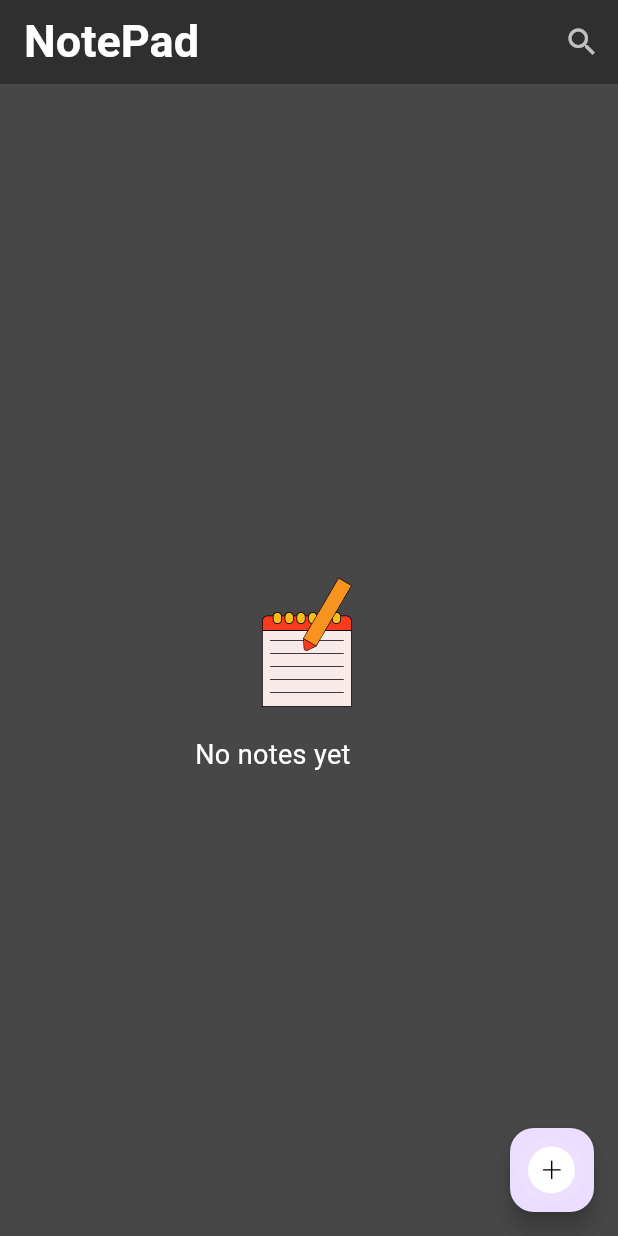
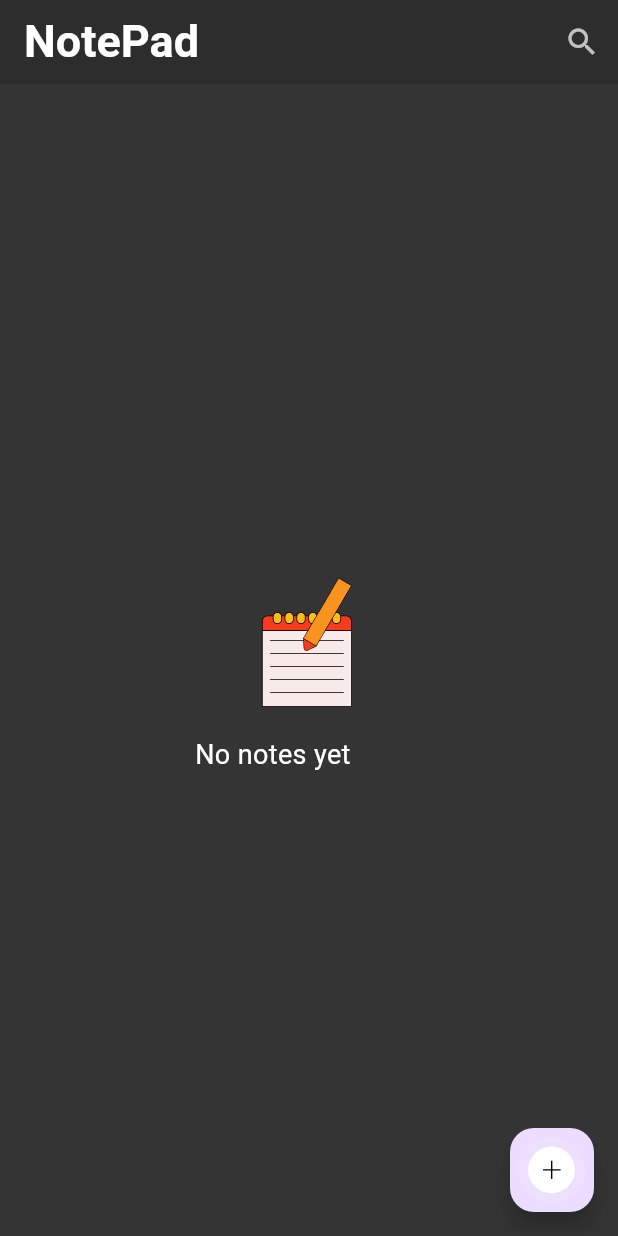
Before and after one commit to Desmond235/note_pad, a Flutter app: the screen it shows after launch, on a phone screen of 412 x 824 dp. Run offline on Flutter 3.47's test engine with Material 3 defaults, Android fonts, the phone set to English and light mode, and no system bars; our stand-ins replace lottie, sqflite; accounts and stored records are empty.

Commit message:
'modified

```diff
--- a/lib/database/note_database.dart
+++ b/lib/database/note_database.dart
@@ -34,7 +34,7 @@ class NoteDatabase {
           ${NoteFields.content} ${NoteFields.textType},
           ${NoteFields.isFavorite} ${NoteFields.intType},
           ${NoteFields.createdTime} ${NoteFields.textType},
-          ${NoteFields.isDeleted} ${NoteFields.intType},
+          ${NoteFields.isDeleted} ${NoteFields.intType}
         )
       ''');
   }
@@ -53,7 +53,7 @@ class NoteDatabase {
     final item = await db.query(
       NoteFields.tableName,
       columns: NoteFields.values,
-      where: '${NoteFields.id} = ? AND ${NoteFields.isDeleted} = 0',
+      where: '${NoteFields.id} = ?',
       whereArgs: [id],
     );
     if (item.isNotEmpty) {
@@ -78,6 +78,7 @@ class NoteDatabase {
     final items = await db.query(
       NoteFields.tableName,
       orderBy: orderBy,
+      where: '${NoteFields.isDeleted} = 0 '
     );
 
     return items.map((json) => NoteModel.fromJson(json)).toList();
--- a/lib/main.dart
+++ b/lib/main.dart
@@ -16,9 +16,9 @@ class MyApp extends StatelessWidget {
       debugShowCheckedModeBanner: false,
       theme: ThemeData(
         appBarTheme: const AppBarTheme(
-          backgroundColor: Color.fromARGB(221, 43, 43, 43),
+          backgroundColor: Color.fromARGB(188, 43, 43, 43),
         ),
-        scaffoldBackgroundColor: const Color.fromARGB(221, 43, 43, 43),
+        scaffoldBackgroundColor: const Color.fromARGB(244, 43, 43, 43),
         colorScheme: ColorScheme.fromSeed(seedColor: Colors.deepPurple),
         useMaterial3: true,
       ),
--- a/lib/model/note_model.dart
+++ b/lib/model/note_model.dart
@@ -3,19 +3,19 @@ import 'package:note_app/constants/note_fields.dart';
 class NoteModel {
   int? id;
   final int? number;
-  final String? title;
-  final String? content;
-  final bool? isFavorite;
+  final String title;
+  final String content;
+  final bool isFavorite;
   final DateTime? createdTime;
-  final bool? isDeleted;
+  final bool isDeleted;
   NoteModel({
     this.id,
     this.number,
-    this.title,
-    this.content,
-    this.isFavorite,
+    this.title = '',
+    this.content = '',
+    this.isFavorite = false,
     this.createdTime,
-    this.isDeleted,
+    this.isDeleted = false,
   });
 
   factory NoteModel.fromJson(Map<String, dynamic> json) => NoteModel(
@@ -27,7 +27,7 @@ class NoteModel {
         createdTime: DateTime.tryParse(
           json[NoteFields.createdTime] as String,
         ),
-        isDeleted: json[NoteFields.isDeleted] ==1,
+        isDeleted: json[NoteFields.isDeleted] == 0,
       );
 
   Map<String, dynamic> toJson() => {
@@ -35,9 +35,9 @@ class NoteModel {
         NoteFields.number: number,
         NoteFields.title: title,
         NoteFields.content: content,
-        NoteFields.isFavorite: isFavorite! ? 1 : 0,
+        NoteFields.isFavorite: isFavorite ? 1 : 0,
         NoteFields.createdTime: createdTime?.toIso8601String(),
-        NoteFields.isDeleted: isDeleted?? false ? 1 : 0
+        NoteFields.isDeleted: isDeleted ? 1 : 0
       };
 
   NoteModel copy({
--- a/lib/screen/search_screen.dart
+++ b/lib/screen/search_screen.dart
@@ -57,14 +57,14 @@ class _SearchScreenState extends State<SearchScreen> {
                   crossAxisAlignment: CrossAxisAlignment.start,
                   children: [
                     Text(
-                      note.title!,
+                      note.title,
                       style: Theme.of(context).textTheme.bodyLarge!.copyWith(
                             color: Colors.black,
                             fontWeight: FontWeight.bold,
                           ),
                     ),
                     Text(
-                      note.content!.trim(),
+                      note.content.trim(),
                       maxLines: 1,
                       overflow: TextOverflow.ellipsis,
                       style: Theme.of(context).textTheme.bodyMedium!.copyWith(
```
Also changed, not shown: lib/screen/note_details_view.dart (+24 -8 lines), lib/screen/note_screen.dart (+18 -30 lines).
